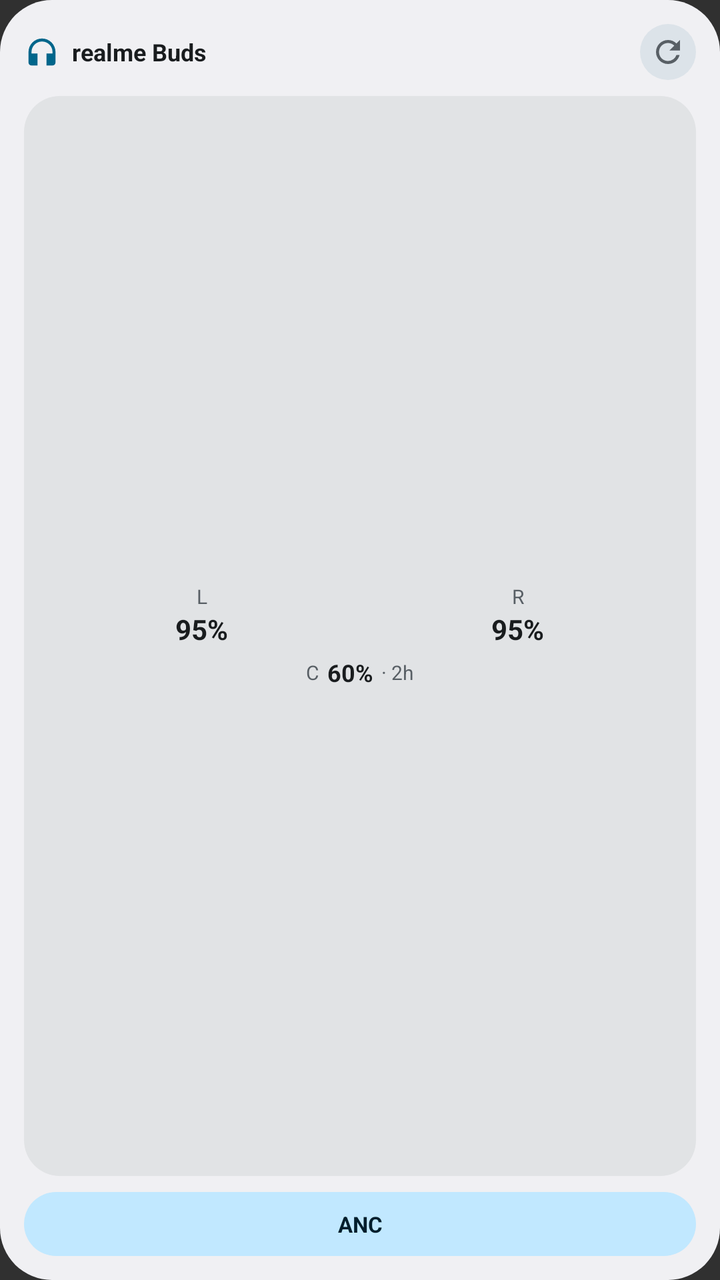
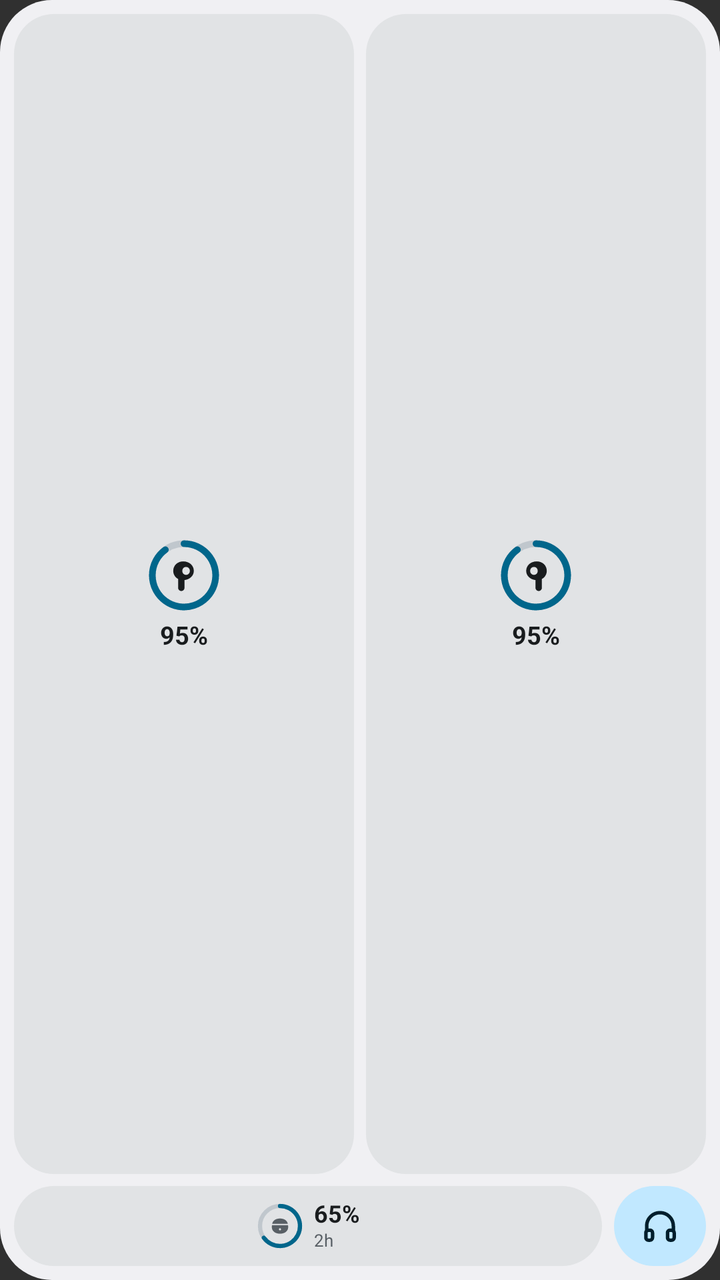

The first picture is an Android layout as it rendered before a commit; the second is the same layout after the commit. The layout source and the unified diff follow.
<!-- AndroidManifest.xml: application theme android:Theme.Material.NoActionBar -->
<!-- res/layout/widget_realness_square_preview.xml -->
<?xml version="1.0" encoding="utf-8"?>
<LinearLayout xmlns:android="http://schemas.android.com/apk/res/android"
    android:layout_width="match_parent"
    android:layout_height="match_parent"
    android:background="@drawable/widget_bg"
    android:orientation="vertical"
    android:padding="12dp">

    <LinearLayout
        android:layout_width="match_parent"
        android:layout_height="wrap_content"
        android:gravity="center_vertical"
        android:orientation="horizontal">

        <ImageView
            android:layout_width="18dp"
            android:layout_height="18dp"
            android:contentDescription="@string/app_name"
            android:src="@drawable/ic_widget_headset" />

        <TextView
            android:layout_width="0dp"
            android:layout_height="wrap_content"
            android:layout_marginHorizontal="6dp"
            android:layout_weight="1"
            android:ellipsize="end"
            android:maxLines="1"
            android:text="@string/widget_preview_device"
            android:textColor="@color/widget_on_surface"
            android:textSize="12sp"
            android:textStyle="bold" />

        <ImageButton
            android:layout_width="28dp"
            android:layout_height="28dp"
            android:background="@drawable/widget_pill_normal"
            android:contentDescription="@string/cd_refresh_state"
            android:padding="5dp"
            android:src="@drawable/ic_widget_refresh" />
    </LinearLayout>

    <LinearLayout
        android:layout_width="match_parent"
        android:layout_height="0dp"
        android:layout_marginTop="8dp"
        android:layout_weight="1"
        android:background="@drawable/widget_card_inner"
        android:gravity="center"
        android:orientation="vertical"
        android:paddingHorizontal="10dp"
        android:paddingVertical="6dp">

        <LinearLayout
            android:layout_width="match_parent"
            android:layout_height="wrap_content"
            android:baselineAligned="false"
            android:orientation="horizontal">

            <LinearLayout
                android:layout_width="0dp"
                android:layout_height="wrap_content"
                android:layout_weight="1"
                android:gravity="center"
                android:orientation="vertical">

                <TextView
                    android:layout_width="wrap_content"
                    android:layout_height="wrap_content"
                    android:text="L"
                    android:textColor="@color/widget_on_surface_variant"
                    android:textSize="10sp" />

                <TextView
                    android:layout_width="wrap_content"
                    android:layout_height="wrap_content"
                    android:maxLines="1"
                    android:text="95%"
                    android:textColor="@color/widget_on_surface"
                    android:textSize="14sp"
                    android:textStyle="bold" />
            </LinearLayout>

            <LinearLayout
                android:layout_width="0dp"
                android:layout_height="wrap_content"
                android:layout_weight="1"
                android:gravity="center"
                android:orientation="vertical">

                <TextView
                    android:layout_width="wrap_content"
                    android:layout_height="wrap_content"
                    android:text="R"
                    android:textColor="@color/widget_on_surface_variant"
                    android:textSize="10sp" />

                <TextView
                    android:layout_width="wrap_content"
                    android:layout_height="wrap_content"
                    android:maxLines="1"
                    android:text="95%"
                    android:textColor="@color/widget_on_surface"
                    android:textSize="14sp"
                    android:textStyle="bold" />
            </LinearLayout>
        </LinearLayout>

        <LinearLayout
            android:layout_width="match_parent"
            android:layout_height="wrap_content"
            android:layout_marginTop="4dp"
            android:gravity="center"
            android:orientation="horizontal">

            <TextView
                android:layout_width="wrap_content"
                android:layout_height="wrap_content"
                android:text="C"
                android:textColor="@color/widget_on_surface_variant"
                android:textSize="10sp" />

            <TextView
                android:layout_width="wrap_content"
                android:layout_height="wrap_content"
                android:layout_marginStart="4dp"
                android:maxLines="1"
                android:text="60%"
                android:textColor="@color/widget_on_surface"
                android:textSize="12sp"
                android:textStyle="bold" />

            <TextView
                android:layout_width="wrap_content"
                android:layout_height="wrap_content"
                android:layout_marginStart="4dp"
                android:maxLines="1"
                android:text="@string/widget_preview_case_short_dot"
                android:textColor="@color/widget_on_surface_variant"
                android:textSize="10sp" />
        </LinearLayout>
    </LinearLayout>

    <TextView
        android:layout_width="match_parent"
        android:layout_height="32dp"
        android:layout_marginTop="8dp"
        android:background="@drawable/widget_pill_selected"
        android:ellipsize="end"
        android:gravity="center"
        android:maxLines="1"
        android:paddingHorizontal="10dp"
        android:text="@string/widget_anc_short"
        android:textColor="@color/widget_on_primary_container"
        android:textSize="11sp"
        android:textStyle="bold" />
</LinearLayout>
<!-- resources referenced by this layout -->
<resources>
  <!-- drawable ic_widget_headset (drawable) -->
  <?xml version="1.0" encoding="utf-8"?>
  <vector xmlns:android="http://schemas.android.com/apk/res/android"
      android:width="20dp"
      android:height="20dp"
      android:viewportWidth="24"
      android:viewportHeight="24">
      <path
          android:fillColor="@color/widget_primary"
          android:pathData="M12,3a9,9 0 0,0 -9,9v7c0,1.1 0.9,2 2,2h4v-8H5v-1c0,-3.87 3.13,-7 7,-7s7,3.13 7,7v1h-4v8h4c1.1,0 2,-0.9 2,-2v-7a9,9 0 0,0 -9,-9z" />
  </vector>
  <!-- drawable ic_widget_refresh (drawable) -->
  <?xml version="1.0" encoding="utf-8"?>
  <vector xmlns:android="http://schemas.android.com/apk/res/android"
      android:width="18dp"
      android:height="18dp"
      android:viewportWidth="24"
      android:viewportHeight="24">
      <path
          android:fillColor="@color/widget_on_surface_variant"
          android:pathData="M17.65,6.35A7.958,7.958 0 0,0 12,4c-4.42,0 -7.99,3.58 -7.99,8s3.57,8 7.99,8c3.73,0 6.84,-2.55 7.73,-6h-2.08A5.99,5.99 0 0,1 12,18c-3.31,0 -6,-2.69 -6,-6s2.69,-6 6,-6c1.66,0 3.14,0.69 4.22,1.78L13,11h7V4l-2.35,2.35z" />
  </vector>
  <!-- drawable widget_card_inner (drawable) -->
  <?xml version="1.0" encoding="utf-8"?>
  <shape xmlns:android="http://schemas.android.com/apk/res/android"
      android:shape="rectangle">
      <solid android:color="@color/widget_surface_card" />
      <corners android:radius="18dp" />
  </shape>
  <!-- drawable widget_pill_normal (drawable) -->
  <?xml version="1.0" encoding="utf-8"?>
  <shape xmlns:android="http://schemas.android.com/apk/res/android"
      android:shape="rectangle">
      <solid android:color="@color/widget_surface_pill" />
      <corners android:radius="100dp" />
  </shape>
  <!-- drawable widget_pill_selected (drawable) -->
  <?xml version="1.0" encoding="utf-8"?>
  <shape xmlns:android="http://schemas.android.com/apk/res/android"
      android:shape="rectangle">
      <solid android:color="@color/widget_primary_container" />
      <corners android:radius="100dp" />
  </shape>
  <string name="app_name">realness</string>
  <string name="cd_refresh_state">Refresh state</string>
  <string name="widget_preview_case_short_dot">· 2h</string>
  <string name="widget_preview_device">realme Buds</string>
  <color name="widget_surface_pill">#FF2F2F37</color>
  <!-- unchanged entries left out for length: 9 -->
</resources>

<!-- the commit's change to res/layout/widget_realness_square_preview.xml (unified diff, before → after) -->
@@ -4,153 +4,138 @@
     android:layout_height="match_parent"
     android:background="@drawable/widget_bg"
     android:orientation="vertical"
-    android:padding="12dp">
+    android:padding="7dp">
 
     <LinearLayout
         android:layout_width="match_parent"
-        android:layout_height="wrap_content"
-        android:gravity="center_vertical"
+        android:layout_height="0dp"
+        android:layout_weight="1"
+        android:baselineAligned="false"
         android:orientation="horizontal">
 
-        <ImageView
-            android:layout_width="18dp"
-            android:layout_height="18dp"
-            android:contentDescription="@string/app_name"
-            android:src="@drawable/ic_widget_headset" />
+        <LinearLayout
+            android:layout_width="0dp"
+            android:layout_height="match_parent"
+            android:layout_marginEnd="3dp"
+            android:layout_weight="1"
+            android:background="@drawable/widget_card_inner"
+            android:gravity="center"
+            android:orientation="vertical"
+            android:padding="5dp">
 
-        <TextView
+            <ImageView
+                android:layout_width="38dp"
+                android:layout_height="38dp"
+                android:contentDescription="@string/battery_left"
+                android:scaleType="fitCenter"
+                android:src="@drawable/ic_widget_preview_ring_l" />
+
+            <TextView
+                android:layout_width="wrap_content"
+                android:layout_height="wrap_content"
+                android:layout_marginTop="4dp"
+                android:includeFontPadding="false"
+                android:maxLines="1"
+                android:text="95%"
+                android:textColor="@color/widget_on_surface"
+                android:textSize="12.5sp"
+                android:textStyle="bold" />
+        </LinearLayout>
+
+        <LinearLayout
             android:layout_width="0dp"
-            android:layout_height="wrap_content"
-            android:layout_marginHorizontal="6dp"
+            android:layout_height="match_parent"
+            android:layout_marginStart="3dp"
             android:layout_weight="1"
-            android:ellipsize="end"
-            android:maxLines="1"
-            android:text="@string/widget_preview_device"
-            android:textColor="@color/widget_on_surface"
-            android:textSize="12sp"
-            android:textStyle="bold" />
+            android:background="@drawable/widget_card_inner"
+            android:gravity="center"
+            android:orientation="vertical"
+            android:padding="5dp">
 
-        <ImageButton
-            android:layout_width="28dp"
-            android:layout_height="28dp"
-            android:background="@drawable/widget_pill_normal"
-            android:contentDescription="@string/cd_refresh_state"
-            android:padding="5dp"
-            android:src="@drawable/ic_widget_refresh" />
+            <ImageView
+                android:layout_width="38dp"
+                android:layout_height="38dp"
+                android:contentDescription="@string/battery_right"
+                android:scaleType="fitCenter"
+                android:src="@drawable/ic_widget_preview_ring_r" />
+
+            <TextView
+                android:layout_width="wrap_content"
+                android:layout_height="wrap_content"
+                android:layout_marginTop="4dp"
+                android:includeFontPadding="false"
+                android:maxLines="1"
+                android:text="95%"
+                android:textColor="@color/widget_on_surface"
+                android:textSize="12.5sp"
+                android:textStyle="bold" />
+        </LinearLayout>
     </LinearLayout>
 
     <LinearLayout
         android:layout_width="match_parent"
-        android:layout_height="0dp"
-        android:layout_marginTop="8dp"
-        android:layout_weight="1"
-        android:background="@drawable/widget_card_inner"
-        android:gravity="center"
-        android:orientation="vertical"
-        android:paddingHorizontal="10dp"
-        android:paddingVertical="6dp">
+        android:layout_height="40dp"
+        android:layout_marginTop="6dp"
+        android:orientation="horizontal">
 
         <LinearLayout
-            android:layout_width="match_parent"
-            android:layout_height="wrap_content"
-            android:baselineAligned="false"
-            android:orientation="horizontal">
+            android:layout_width="0dp"
+            android:layout_height="match_parent"
+            android:layout_weight="1"
+            android:background="@drawable/widget_card_inner"
+            android:gravity="center"
+            android:orientation="horizontal"
+            android:paddingHorizontal="6dp">
+
+            <ImageView
+                android:layout_width="24dp"
+                android:layout_height="24dp"
+                android:contentDescription="@string/battery_case"
+                android:scaleType="fitCenter"
+                android:src="@drawable/ic_widget_preview_ring_case" />
 
             <LinearLayout
-                android:layout_width="0dp"
+                android:layout_width="wrap_content"
                 android:layout_height="wrap_content"
-                android:layout_weight="1"
-                android:gravity="center"
+                android:layout_marginStart="5dp"
                 android:orientation="vertical">
 
                 <TextView
                     android:layout_width="wrap_content"
                     android:layout_height="wrap_content"
-                    android:text="L"
-                    android:textColor="@color/widget_on_surface_variant"
-                    android:textSize="10sp" />
+                    android:includeFontPadding="false"
+                    android:maxLines="1"
+                    android:text="65%"
+                    android:textColor="@color/widget_on_surface"
+                    android:textSize="12sp"
+                    android:textStyle="bold" />
 
                 <TextView
                     android:layout_width="wrap_content"
                     android:layout_height="wrap_content"
+                    android:layout_marginTop="1dp"
+                    android:includeFontPadding="false"
                     android:maxLines="1"
-                    android:text="95%"
-                    android:textColor="@color/widget_on_surface"
-                    android:textSize="14sp"
-                    android:textStyle="bold" />
-            </LinearLayout>
-
-            <LinearLayout
-                android:layout_width="0dp"
-                android:layout_height="wrap_content"
-                android:layout_weight="1"
-                android:gravity="center"
-                android:orientation="vertical">
-
-                <TextView
-                    android:layout_width="wrap_content"
-                    android:layout_height="wrap_content"
-                    android:text="R"
+                    android:text="@string/widget_preview_case_short"
                     android:textColor="@color/widget_on_surface_variant"
-                    android:textSize="10sp" />
-
-                <TextView
-                    android:layout_width="wrap_content"
-                    android:layout_height="wrap_content"
-                    android:maxLines="1"
-                    android:text="95%"
-                    android:textColor="@color/widget_on_surface"
-                    android:textSize="14sp"
-                    android:textStyle="bold" />
+                    android:textSize="8.5sp" />
             </LinearLayout>
         </LinearLayout>
 
         <LinearLayout
-            android:layout_width="match_parent"
-            android:layout_height="wrap_content"
-            android:layout_marginTop="4dp"
+            android:layout_width="46dp"
+            android:layout_height="match_parent"
+            android:layout_marginStart="6dp"
+            android:background="@drawable/widget_pill_selected"
             android:gravity="center"
-            android:orientation="horizontal">
+            android:orientation="vertical">
 
-            <TextView
-                android:layout_width="wrap_content"
-                android:layout_height="wrap_content"
-                android:text="C"
-                android:textColor="@color/widget_on_surface_variant"
-                android:textSize="10sp" />
-
-            <TextView
-                android:layout_width="wrap_content"
-                android:layout_height="wrap_content"
-                android:layout_marginStart="4dp"
-                android:maxLines="1"
-                android:text="60%"
-                android:textColor="@color/widget_on_surface"
-                android:textSize="12sp"
-                android:textStyle="bold" />
-
-            <TextView
-                android:layout_width="wrap_content"
-                android:layout_height="wrap_content"
-                android:layout_marginStart="4dp"
-                android:maxLines="1"
-                android:text="@string/widget_preview_case_short_dot"
-                android:textColor="@color/widget_on_surface_variant"
-                android:textSize="10sp" />
+            <ImageView
+                android:layout_width="20dp"
+                android:layout_height="20dp"
+                android:contentDescription="@string/widget_anc_short"
+                android:src="@drawable/ic_widget_anc"
+                android:tint="@color/widget_on_primary_container" />
         </LinearLayout>
     </LinearLayout>
-
-    <TextView
-        android:layout_width="match_parent"
-        android:layout_height="32dp"
-        android:layout_marginTop="8dp"
-        android:background="@drawable/widget_pill_selected"
-        android:ellipsize="end"
-        android:gravity="center"
-        android:maxLines="1"
-        android:paddingHorizontal="10dp"
-        android:text="@string/widget_anc_short"
-        android:textColor="@color/widget_on_primary_container"
-        android:textSize="11sp"
-        android:textStyle="bold" />
 </LinearLayout>
<!-- resource entries referenced after the edit -->
@@ -1,53 +1,117 @@
 <!-- resources referenced by this layout -->
 <resources>
-  <!-- drawable ic_widget_headset (drawable) -->
+  <!-- drawable ic_widget_anc (drawable) -->
   <?xml version="1.0" encoding="utf-8"?>
   <vector xmlns:android="http://schemas.android.com/apk/res/android"
-      android:width="20dp"
-      android:height="20dp"
+      android:width="24dp"
+      android:height="24dp"
       android:viewportWidth="24"
       android:viewportHeight="24">
+      
       <path
-          android:fillColor="@color/widget_primary"
-          android:pathData="M12,3a9,9 0 0,0 -9,9v7c0,1.1 0.9,2 2,2h4v-8H5v-1c0,-3.87 3.13,-7 7,-7s7,3.13 7,7v1h-4v8h4c1.1,0 2,-0.9 2,-2v-7a9,9 0 0,0 -9,-9z" />
+          android:pathData="M4,15v-3a8,8 0,0 1,16 0v3M5,14.5h1a1.5,1.5 0,0 1,1.5 1.5v3a1.5,1.5 0,0 1,-1.5 1.5H5a1.5,1.5 0,0 1,-1.5 -1.5v-3A1.5,1.5 0,0 1,5 14.5zM18,14.5h1a1.5,1.5 0,0 1,1.5 1.5v3a1.5,1.5 0,0 1,-1.5 1.5h-1a1.5,1.5 0,0 1,-1.5 -1.5v-3a1.5,1.5 0,0 1,1.5 -1.5z"
+          android:strokeColor="#FFFFFFFF"
+          android:strokeWidth="2.1"
+          android:strokeLineCap="round"
+          android:strokeLineJoin="round" />
   </vector>
-  <!-- drawable ic_widget_refresh (drawable) -->
+  <!-- drawable ic_widget_preview_ring_case (drawable) -->
   <?xml version="1.0" encoding="utf-8"?>
   <vector xmlns:android="http://schemas.android.com/apk/res/android"
-      android:width="18dp"
-      android:height="18dp"
-      android:viewportWidth="24"
-      android:viewportHeight="24">
+      android:width="48dp"
+      android:height="48dp"
+      android:viewportWidth="48"
+      android:viewportHeight="48">
       <path
-          android:fillColor="@color/widget_on_surface_variant"
-          android:pathData="M17.65,6.35A7.958,7.958 0 0,0 12,4c-4.42,0 -7.99,3.58 -7.99,8s3.57,8 7.99,8c3.73,0 6.84,-2.55 7.73,-6h-2.08A5.99,5.99 0 0,1 12,18c-3.31,0 -6,-2.69 -6,-6s2.69,-6 6,-6c1.66,0 3.14,0.69 4.22,1.78L13,11h7V4l-2.35,2.35z" />
+          android:pathData="M24,4A20,20 0 1,1 24,44A20,20 0 1,1 24,4"
+          android:strokeColor="@color/widget_ring_track"
+          android:strokeWidth="4.2" />
+      <path
+          android:pathData="M24,4A20,20 0 1,1 7.82,35.76"
+          android:strokeColor="@color/widget_primary"
+          android:strokeLineCap="round"
+          android:strokeWidth="4.2" />
+      <group
+          android:translateX="12"
+          android:translateY="12">
+          <path
+              android:fillColor="@color/widget_on_surface_variant"
+              android:pathData="M4.2,9.8C4.8,6.5 7.9,4.5 12,4.5s7.2,2.0 7.8,5.3H4.2z" />
+          <path
+              android:fillColor="@color/widget_on_surface_variant"
+              android:fillType="evenOdd"
+              android:pathData="M4.0,11.2h16.0c0.1,0.5 0.2,1.1 0.2,1.7c0,4.2 -3.3,6.8 -8.2,6.8s-8.2,-2.6 -8.2,-6.8c0,-0.6 0.1,-1.2 0.2,-1.7zM12,14.2a1.1,1.1 0 1,0 0,2.2a1.1,1.1 0 1,0 0,-2.2z" />
+      </group>
+  </vector>
+  <!-- drawable ic_widget_preview_ring_l (drawable) -->
+  <?xml version="1.0" encoding="utf-8"?>
+  <vector xmlns:android="http://schemas.android.com/apk/res/android"
+      android:width="48dp"
+      android:height="48dp"
+      android:viewportWidth="48"
+      android:viewportHeight="48">
+      <path
+          android:pathData="M24,4A20,20 0 1,1 24,44A20,20 0 1,1 24,4"
+          android:strokeColor="@color/widget_ring_track"
+          android:strokeWidth="4.2" />
+      <path
+          android:pathData="M24,4A20,20 0 1,1 12.24,7.82"
+          android:strokeColor="@color/widget_primary"
+          android:strokeLineCap="round"
+          android:strokeWidth="4.2" />
+      <group
+          android:translateX="12"
+          android:translateY="12">
+          <path
+              android:fillColor="@color/widget_on_surface"
+              android:fillType="evenOdd"
+              android:pathData="M11.5,3.2C7.8,3.2 5.2,5.8 5.2,9.2c0,2.2 1.2,4.1 3.1,5.1v5.6c0,1.1 0.9,2.0 2.0,2.0s2.0,-0.9 2.0,-2.0v-4.9c3.3,-0.4 5.9,-2.7 5.9,-5.8c0,-3.4 -2.8,-6.0 -6.7,-6.0zM13.3,6.7c1.4,0 2.4,1.1 2.4,2.5s-1.0,2.5 -2.4,2.5s-2.4,-1.1 -2.4,-2.5s1.0,-2.5 2.4,-2.5z" />
+      </group>
+  </vector>
+  <!-- drawable ic_widget_preview_ring_r (drawable) -->
+  <?xml version="1.0" encoding="utf-8"?>
+  <vector xmlns:android="http://schemas.android.com/apk/res/android"
+      android:width="48dp"
+      android:height="48dp"
+      android:viewportWidth="48"
+      android:viewportHeight="48">
+      <path
+          android:pathData="M24,4A20,20 0 1,1 24,44A20,20 0 1,1 24,4"
+          android:strokeColor="@color/widget_ring_track"
+          android:strokeWidth="4.2" />
+      <path
+          android:pathData="M24,4A20,20 0 1,1 12.24,7.82"
+          android:strokeColor="@color/widget_primary"
+          android:strokeLineCap="round"
+          android:strokeWidth="4.2" />
+      <group
+          android:translateX="12"
+          android:translateY="12">
+          <path
+              android:fillColor="@color/widget_on_surface"
+              android:fillType="evenOdd"
+              android:pathData="M12.5,3.2c3.7,0 6.3,2.6 6.3,6.0c0,2.2 -1.2,4.1 -3.1,5.1v5.6c0,1.1 -0.9,2.0 -2.0,2.0s-2.0,-0.9 -2.0,-2.0v-4.9c-3.3,-0.4 -5.9,-2.7 -5.9,-5.8c0,-3.4 2.8,-6.0 6.7,-6.0zM10.7,6.7c-1.4,0 -2.4,1.1 -2.4,2.5s1.0,2.5 2.4,2.5s2.4,-1.1 2.4,-2.5s-1.0,-2.5 -2.4,-2.5z" />
+      </group>
   </vector>
   <!-- drawable widget_card_inner (drawable) -->
   <?xml version="1.0" encoding="utf-8"?>
   <shape xmlns:android="http://schemas.android.com/apk/res/android"
       android:shape="rectangle">
       <solid android:color="@color/widget_surface_card" />
-      <corners android:radius="18dp" />
-  </shape>
-  <!-- drawable widget_pill_normal (drawable) -->
-  <?xml version="1.0" encoding="utf-8"?>
-  <shape xmlns:android="http://schemas.android.com/apk/res/android"
-      android:shape="rectangle">
-      <solid android:color="@color/widget_surface_pill" />
-      <corners android:radius="100dp" />
+      <corners android:radius="20dp" />
   </shape>
   <!-- drawable widget_pill_selected (drawable) -->
   <?xml version="1.0" encoding="utf-8"?>
   <shape xmlns:android="http://schemas.android.com/apk/res/android"
       android:shape="rectangle">
       <solid android:color="@color/widget_primary_container" />
-      <corners android:radius="100dp" />
+      <corners android:radius="20dp" />
   </shape>
-  <string name="app_name">realness</string>
-  <string name="cd_refresh_state">Refresh state</string>
-  <string name="widget_preview_case_short_dot">· 2h</string>
-  <string name="widget_preview_device">realme Buds</string>
-  <color name="widget_surface_pill">#FF2F2F37</color>
+  <string name="battery_case">Case</string>
+  <string name="battery_left">Left</string>
+  <string name="battery_right">Right</string>
+  <string name="widget_preview_case_short">2h</string>
+  <color name="widget_ring_track">#38E6E1E5</color>
   <!-- unchanged entries left out for length: 9 -->
 </resources>
 
